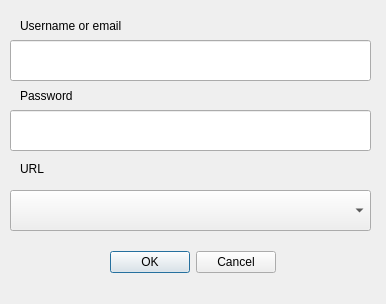
The window that login_dialog.ui (chairemobilite/transition_qgis) describes before a commit, drawn with Qt 5.
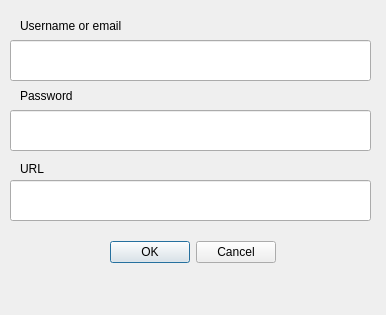
The same window after the commit. Custom widgets are drawn as their Qt base class.

What changed in the file:
```diff
--- a/login_dialog.ui
+++ b/login_dialog.ui
@@ -7,7 +7,7 @@
     <x>0</x>
     <y>0</y>
     <width>386</width>
-    <height>304</height>
+    <height>315</height>
    </rect>
   </property>
   <property name="windowTitle">
@@ -72,7 +72,7 @@
    <property name="geometry">
     <rect>
      <x>110</x>
-     <y>250</y>
+     <y>240</y>
      <width>166</width>
      <height>25</height>
     </rect>
@@ -84,16 +84,6 @@
     <bool>false</bool>
    </property>
   </widget>
-  <widget class="QComboBox" name="comboBox">
-   <property name="geometry">
-    <rect>
-     <x>10</x>
-     <y>190</y>
-     <width>361</width>
-     <height>41</height>
-    </rect>
-   </property>
-  </widget>
   <widget class="QLabel" name="label">
    <property name="geometry">
     <rect>
@@ -107,6 +97,16 @@
     <string>URL</string>
    </property>
   </widget>
+  <widget class="QLineEdit" name="urlEdit">
+   <property name="geometry">
+    <rect>
+     <x>10</x>
+     <y>180</y>
+     <width>361</width>
+     <height>41</height>
+    </rect>
+   </property>
+  </widget>
  </widget>
  <customwidgets>
   <customwidget>
```
